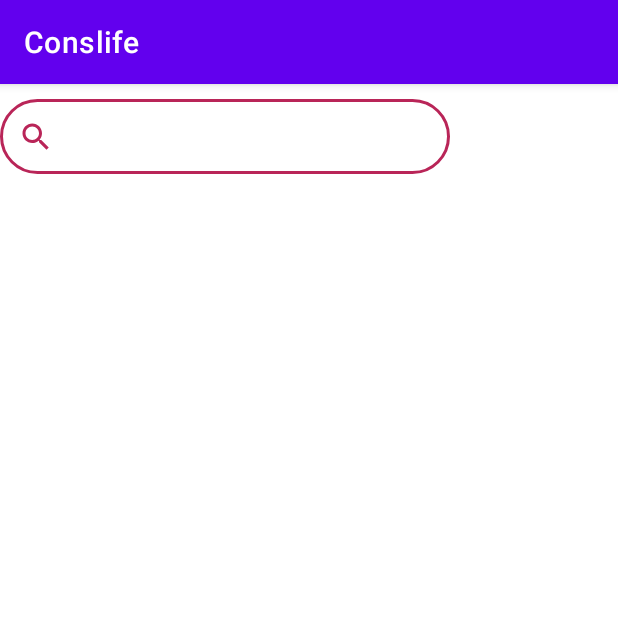
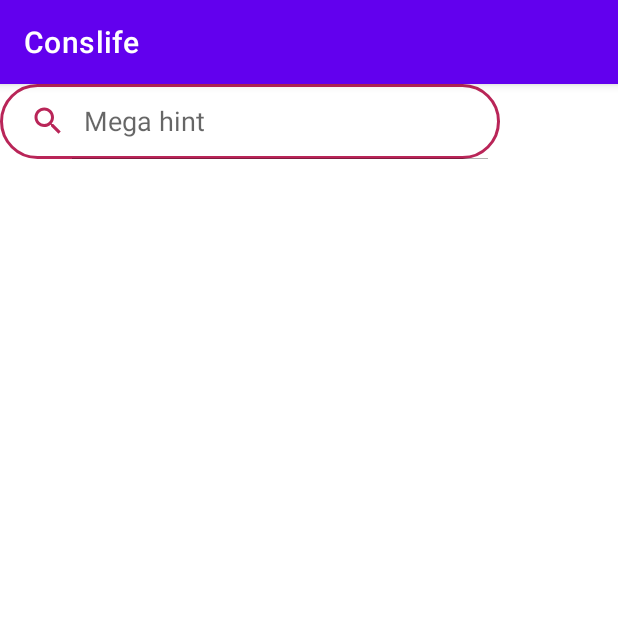
Before and after one commit to jacksonbarreto/Conslife, an Android app: the screen it shows after launch (widget_activity), on a phone screen of 412 x 824 dp, the top half of it. Run offline under Robolectric (Android 15) with nearby library versions, the phone set to English and light mode, and no system bars.

Commit message:
feat: search bar done

```diff
--- a/app/src/main/java/widget/controller/SearchBar.kt
+++ b/app/src/main/java/widget/controller/SearchBar.kt
@@ -10,40 +10,38 @@ import android.os.Build
 import android.util.AttributeSet
 import android.util.Log
 import android.view.LayoutInflater
+import android.widget.EditText
 import android.widget.LinearLayout
 import android.widget.RelativeLayout
 import androidx.annotation.RequiresApi
 import com.conslife.R
-import com.conslife.databinding.SearchBarBinding
+import com.conslife.databinding.ResSearchBarBinding
 
 @RequiresApi(Build.VERSION_CODES.Q)
 class SearchBar @JvmOverloads constructor(
     context: Context, search_bar: AttributeSet? = null
 ) : RelativeLayout(context, search_bar) {
 
-    private val binding: SearchBarBinding = SearchBarBinding.inflate(
+    private val binding: ResSearchBarBinding = ResSearchBarBinding.inflate(
         LayoutInflater.from(context), this, true)
-
-
 
     init {
         context.obtainStyledAttributes(search_bar, R.styleable.SearchBarAttributes).apply{
-            getInt(R.styleable.SearchBarAttributes_searchWidth,300)?.let{setSearchViewWidth(it)}
+            getInt(R.styleable.SearchBarAttributes_searchWidth,700)?.let{setSearchViewWidth(it)}
+            getString(R.styleable.SearchBarAttributes_hint)?.let{setHint(it)}
         }
 
     }
-
 
     fun setSearchViewWidth(width: Int) {
           this.binding.searchView.maxWidth = width
     }
 
-    fun setHeight(color: Int) {
-        //  this.binding.btnFilled.backgroundTintList = AppCompatResources.getColorStateList(context,color)
+    fun setHint(hint: String) {
+        this.binding.searchView.queryHint = hint
+
+
     }
 
-    fun setHint(color: String) {
-        //  this.binding.btnFilled.backgroundTintList = AppCompatResources.getColorStateList(context,color)
-    }
 
 }
--- a/app/src/main/java/widget/widget_activity.kt
+++ b/app/src/main/java/widget/widget_activity.kt
@@ -20,7 +20,7 @@ class  widget_activity : AppCompatActivity () {
 
         val searchView = this.binding.searchView
 
-        searchView.setSearchViewWidth(900)
-
+        searchView.setHint("Mega hint")
+        searchView.setSearchViewWidth(500)
     }
 }
--- a/app/src/main/res/layout/activity_widget.xml
+++ b/app/src/main/res/layout/activity_widget.xml
@@ -8,8 +8,7 @@
 
     <widget.controller.SearchBar
         android:id="@+id/searchView"
-        android:layout_width="wrap_content"
-        android:layout_height="wrap_content"
-        android:layout_marginTop="10dp" />
+        android:layout_width="match_parent"
+        android:layout_height="wrap_content" />
 
 </RelativeLayout>
--- a/app/src/main/res/layout/search_bar.xml
+++ b/app/src/main/res/layout/res_search_bar.xml
@@ -6,10 +6,13 @@
 
     <androidx.appcompat.widget.SearchView
         android:id="@+id/searchView"
-        android:layout_width="300dp"
+        android:layout_width="match_parent"
         android:layout_height="50dp"
-        android:tooltipText="wddsdss"
         android:background="@drawable/background"
-        app:defaultQueryHint="dica boa"
-        app:searchIcon="@drawable/ic_baseline_search_24" />
+        app:searchIcon="@drawable/ic_baseline_search_24"
+        android:focusable="false"
+        app:iconifiedByDefault="false"
+        app:queryHint="test"
+        />
+
 </RelativeLayout>
```
